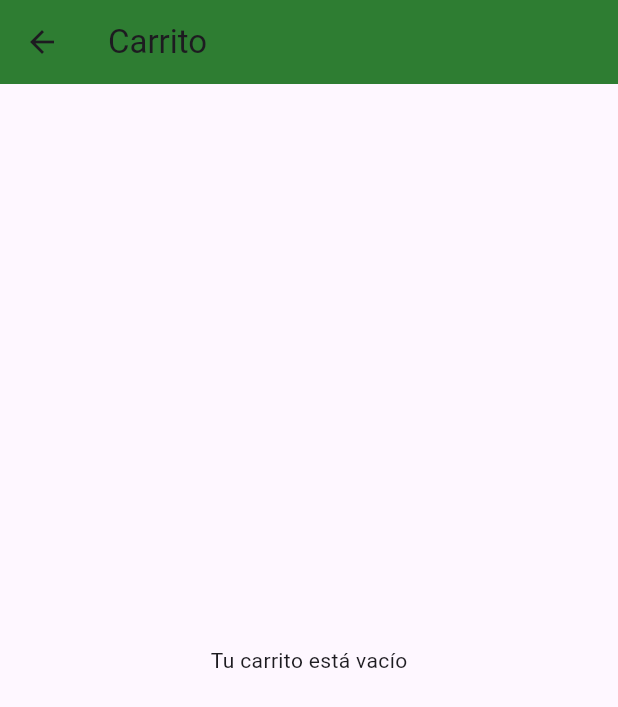
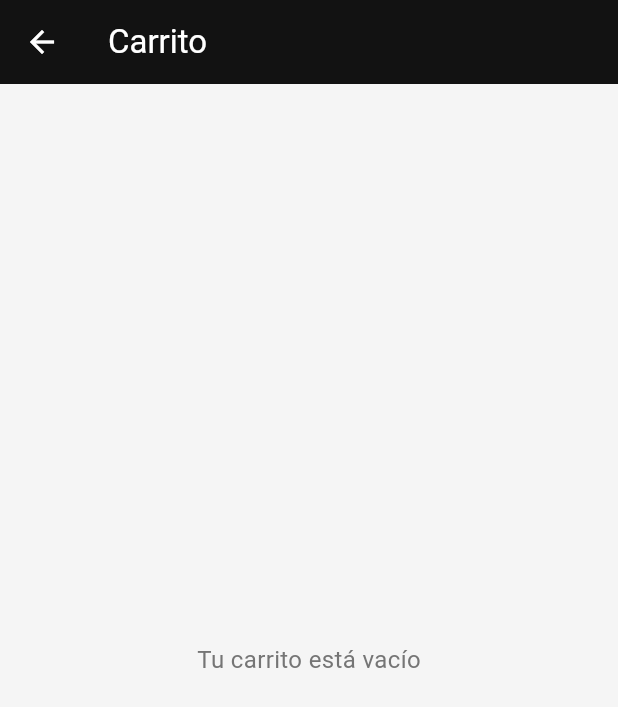
Before and after one commit to Jennifer16510/Que-Hambre-Burgers, a Flutter app: the ProductsPage screen opened by its route, after a tap on the "shopping cart" icon, on a phone screen of 412 x 824 dp. Shown: the top 707 px of the screen. Run offline on Flutter 3.47's test engine with Material 3 defaults, Android fonts, the phone set to English and light mode, and no system bars.

```diff
--- /dev/null
+++ b/lib/design/themedata.dart
@@ -0,0 +1,31 @@
+import 'package:flutter/material.dart';
+
+class ThemeColors {
+
+  static const LinearGradient mainGradient = LinearGradient(
+    begin: Alignment.topCenter,
+    end: Alignment.bottomCenter,
+    colors: [
+      ThemeColors.freshGreen,
+      ThemeColors.sunsetYellow,
+      ThemeColors.coralRed,
+    ],
+  );
+
+
+  static const Color freshGreen = Color(0xFF7CB518);
+  static const Color sunsetYellow = Color(0xFFFFC857);
+  static const Color coralRed = Color(0xFFFF7A5A);
+
+
+  static const Color darkBg = Color(0xFF121212);
+  static const Color lightBg = Color(0xFFF5F5F5);
+  static const Color textPrimary = Color(0xFF212121);
+  static const Color textSecondary = Color(0xFF757575);
+
+
+  static const Color success = Color(0xFF4CAF50);
+  static const Color error = Color(0xFFF44336);
+  static const Color warning = Color(0xFFFF9800);
+  static const Color info = Color(0xFF2196F3);
+}
--- a/lib/pages/cart_page.dart
+++ b/lib/pages/cart_page.dart
@@ -1,6 +1,7 @@
 import 'package:flutter/material.dart';
 import 'package:provider/provider.dart';
 import '../providers/cart_provider.dart';
+import '../design/themedata.dart'; // 🎨 Importar tu paleta
 
 class CartPage extends StatelessWidget {
   @override
@@ -8,34 +9,93 @@ class CartPage extends StatelessWidget {
     final cart = context.watch<CartProvider>();
     final items = cart.items.values.toList();
 
-    return Scaffold( //título "Carrito" y tambien uso color verde oscuro
-      appBar: AppBar(title: Text('Carrito'), backgroundColor: Colors.green[800]),
+    return Scaffold(
+      backgroundColor: ThemeColors.lightBg, // Fondo claro
+      appBar: AppBar(
+        title: const Text('Carrito'),
+        backgroundColor: ThemeColors.darkBg,
+        foregroundColor: Colors.white, // Texto blanco
+        elevation: 0,
+      ),
       body: Padding(
-        padding: EdgeInsets.all(12),
-        child: items.isEmpty  //Si no hay productos, se muestra un mensaje centrado
-            ? Center(child: Text('Tu carrito está vacío'))
-            : Column( // cuando hay productos
+        padding: const EdgeInsets.all(12),
+        child: items.isEmpty
+            ? const Center(
+                child: Text(
+                  'Tu carrito está vacío',
+                  style: TextStyle(
+                    fontSize: 16,
+                    color: ThemeColors.textSecondary,
+                  ),
+                ),
+              )
+            : Column(
                 children: [
                   Expanded(
-                    child: ListView.builder( //genera  la lista de productos en el carrito.
+                    child: ListView.builder(
                       itemCount: items.length,
                       itemBuilder: (_, i) {
                         final ci = items[i];
-                        return Card( // muestra los producto en una tarjeta
+                        return Card(
+                          color: Colors.white,
+                          shape: RoundedRectangleBorder(
+                            borderRadius: BorderRadius.circular(12),
+                          ),
                           child: ListTile(
-                            leading: Image.asset(ci.product.image, width: 56, fit: BoxFit.cover), // imagen de los productos
-                            title: Text(ci.product.name), // nombre del producto
-                            subtitle: Text('Cantidad: ${ci.quantity}'), //cantidad del carrito
+                            leading: ClipRRect(
+                              borderRadius: BorderRadius.circular(8),
+                              child: Image.asset(
+                                ci.product.image,
+                                width: 56,
+                                fit: BoxFit.cover,
+                              ),
+                            ),
+                            title: Text(
+                              ci.product.name,
+                              style: const TextStyle(
+                                fontWeight: FontWeight.bold,
+                                color: ThemeColors.textPrimary,
+                              ),
+                            ),
+                            subtitle: Text(
+                              'Cantidad: ${ci.quantity}',
+                              style: const TextStyle(
+                                color: ThemeColors.textSecondary,
+                              ),
+                            ),
                             trailing: Column(
                               mainAxisAlignment: MainAxisAlignment.center,
                               children: [
-                                Text('\$${(ci.product.price * ci.quantity).toStringAsFixed(0)}'),
-                                SizedBox(height: 6),
+                                Text(
+                                  '\$${(ci.product.price * ci.quantity).toStringAsFixed(0)}',
+                                  style: const TextStyle(
+                                    fontWeight: FontWeight.bold,
+                                    color: ThemeColors.textPrimary,
+                                  ),
+                                ),
+                                const SizedBox(height: 6),
                                 Row(
                                   mainAxisSize: MainAxisSize.min,
                                   children: [
-                                    IconButton(icon: Icon(Icons.remove_circle_outline), onPressed: () => cart.removeSingle(ci.product.id)),// quita una unidad
-                                    IconButton(icon: Icon(Icons.delete_outline), onPressed: () => cart.removeProduct(ci.product.id)), //elimina por completo
+                                    IconButton(
+                                      icon: const Icon(Icons.search,
+                                          color: ThemeColors.info),
+                                      onPressed: () {
+                                        // Acción: ver detalle del producto
+                                      },
+                                    ),
+                                    IconButton(
+                                      icon: const Icon(
+                                          Icons.remove_circle_outline,
+                                          color: ThemeColors.warning),
+                                      onPressed: () => cart.removeSingle(ci.product.id),
+                                    ),
+                                    IconButton(
+                                      icon: const Icon(Icons.delete_outline,
+                                          color: ThemeColors.error),
+                                      onPressed: () =>
+                                          cart.removeProduct(ci.product.id),
+                                    ),
                                   ],
                                 ),
                               ],
@@ -45,44 +105,76 @@ class CartPage extends StatelessWidget {
                       },
                     ),
                   ),
-                  Divider(),
-                  Padding( // diseño y total de los productos
-                    padding: EdgeInsets.symmetric(vertical: 8),
+                  const Divider(),
+                  Padding(
+                    padding: const EdgeInsets.symmetric(vertical: 8),
                     child: Row(
                       mainAxisAlignment: MainAxisAlignment.spaceBetween,
                       children: [
-                        Text('Total:', style: TextStyle(fontSize: 18, fontWeight: FontWeight.bold)),
-                        Text('\$${cart.totalPrice.toStringAsFixed(0)}', style: TextStyle(fontSize: 18, fontWeight: FontWeight.bold)),
+                        const Text(
+                          'Total:',
+                          style: TextStyle(
+                            fontSize: 18,
+                            fontWeight: FontWeight.bold,
+                            color: ThemeColors.textPrimary,
+                          ),
+                        ),
+                        Text(
+                          '\$${cart.totalPrice.toStringAsFixed(0)}',
+                          style: const TextStyle(
+                            fontSize: 18,
+                            fontWeight: FontWeight.bold,
+                            color: ThemeColors.textPrimary,
+                          ),
+                        ),
                       ],
                     ),
                   ),
-                  SizedBox(  // "Finalizar compra"
+                  SizedBox(
                     width: double.infinity,
                     child: ElevatedButton(
                       onPressed: () {
-                        // Simulación de compra
                         showDialog(
                           context: context,
                           builder: (_) => AlertDialog(
-                            title: Text('Finalizar compra'),
-                            content: Text('¿Deseas confirmar la compra por \$${cart.totalPrice.toStringAsFixed(0)}?'),
+                            title: const Text('Finalizar compra'),
+                            content: Text(
+                              '¿Deseas confirmar la compra por \$${cart.totalPrice.toStringAsFixed(0)}?',
+                            ),
                             actions: [
-                              TextButton(onPressed: () => Navigator.pop(context), child: Text('Cancelar')),
+                              TextButton(
+                                onPressed: () => Navigator.pop(context),
+                                child: const Text('Cancelar'),
+                              ),
                               ElevatedButton(
                                 onPressed: () {
                                   cart.clear();
                                   Navigator.pop(context);
-                                  ScaffoldMessenger.of(context).showSnackBar(SnackBar(content: Text('Compra realizada. Gracias!')));
-                                  Navigator.of(context).pop(); // vuelve a la pantalla anterior
+                                  ScaffoldMessenger.of(context).showSnackBar(
+                                    const SnackBar(
+                                      content: Text('Compra realizada. ¡Gracias!'),
+                                    ),
+                                  );
+                                  Navigator.of(context).pop();
                                 },
-                                child: Text('Confirmar'),
+                                child: const Text('Confirmar'),
                               )
                             ],
                           ),
                         );
                       },
-                      style: ElevatedButton.styleFrom(padding: EdgeInsets.symmetric(vertical: 14)),
-                      child: Text('Finalizar compra'),
+                      style: ElevatedButton.styleFrom(
+                        backgroundColor: ThemeColors.coralRed, // Botón naranja
+                        foregroundColor: Colors.white,
+                        padding: const EdgeInsets.symmetric(vertical: 14),
+                        shape: RoundedRectangleBorder(
+                          borderRadius: BorderRadius.circular(12),
+                        ),
+                      ),
+                      child: const Text(
+                        'Realizar pedido',
+                        style: TextStyle(fontSize: 16),
+                      ),
                     ),
                   ),
                 ],
--- a/lib/pages/home_page.dart
+++ b/lib/pages/home_page.dart
@@ -1,5 +1,5 @@
 import 'package:flutter/material.dart';
-import '../design/app_colors.dart';
+import '../design/themedata.dart';
 import 'package:provider/provider.dart';
 import '../providers/cart_provider.dart';
 
@@ -9,7 +9,7 @@ class HomePage extends StatelessWidget {
     final cart = context.watch<CartProvider>();
     return Scaffold(
       body: Container(
-        decoration: BoxDecoration(gradient: AppColors.mainGradient),
+        decoration: BoxDecoration(gradient: ThemeColors.mainGradient),
         child: SafeArea(
           child: Column(
             children: [
--- a/lib/pages/login_page.dart
+++ b/lib/pages/login_page.dart
@@ -1,6 +1,8 @@
 import 'package:flutter/material.dart';
-import '../design/app_colors.dart';
+import '../design/themedata.dart';
 import '../services/auth_service.dart';
+
+
 
 class LoginPage extends StatefulWidget {
   @override
--- a/lib/pages/products_page.dart
+++ b/lib/pages/products_page.dart
@@ -1,7 +1,7 @@
 import 'package:flutter/material.dart';
 import '../models/product.dart';
 import '../widgets/product_card.dart';
-import '../design/app_colors.dart';
+import '../design/themedata.dart';
 import 'package:provider/provider.dart';
 import '../providers/cart_provider.dart';
 
@@ -20,13 +20,13 @@ class ProductsPage extends StatelessWidget {
     final cart = Provider.of<CartProvider>(context, listen: false);
     return Scaffold(
       appBar: AppBar(
-        backgroundColor: AppColors.darkBg,
+        backgroundColor: ThemeColors.darkBg,
         title: Text('Nuestros Productos'),
         actions: [
           IconButton(icon: Icon(Icons.shopping_cart), onPressed: () => Navigator.of(context).pushNamed('/cart'))
         ],
       ),
-      backgroundColor: AppColors.darkBg,
+      backgroundColor: ThemeColors.darkBg,
       body: Padding(
         padding: EdgeInsets.all(12),
         child: GridView.builder(
```
Also changed, not shown: lib/design/app_colors.dart (deleted, +0 -16 lines), 1 other file.
